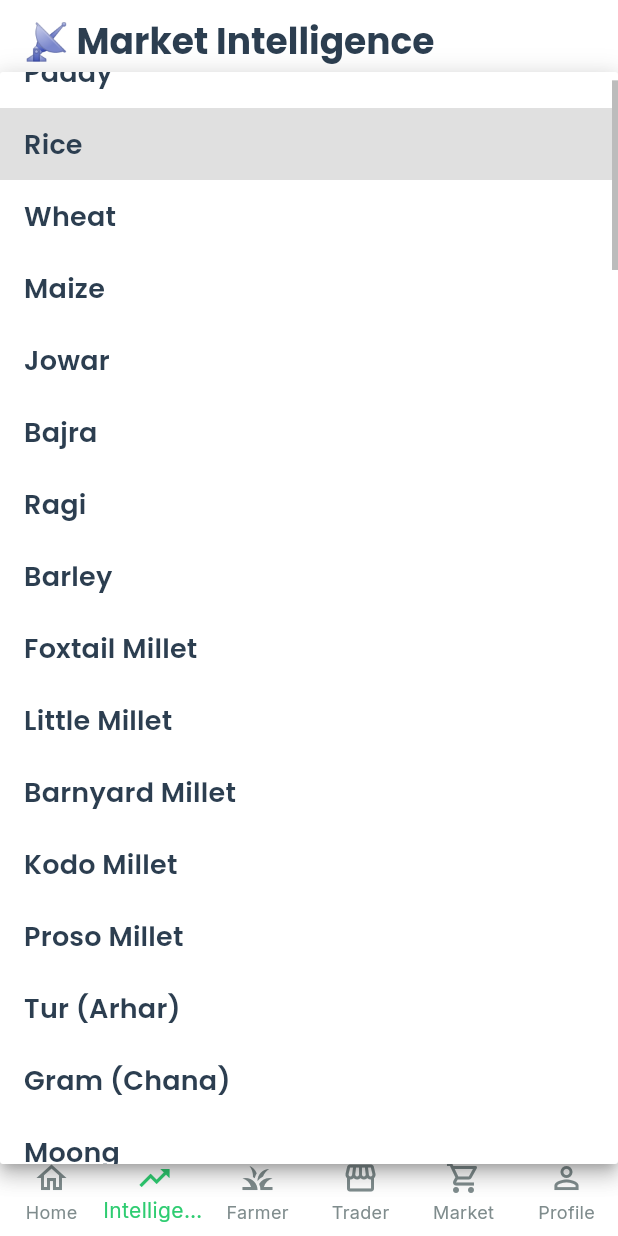
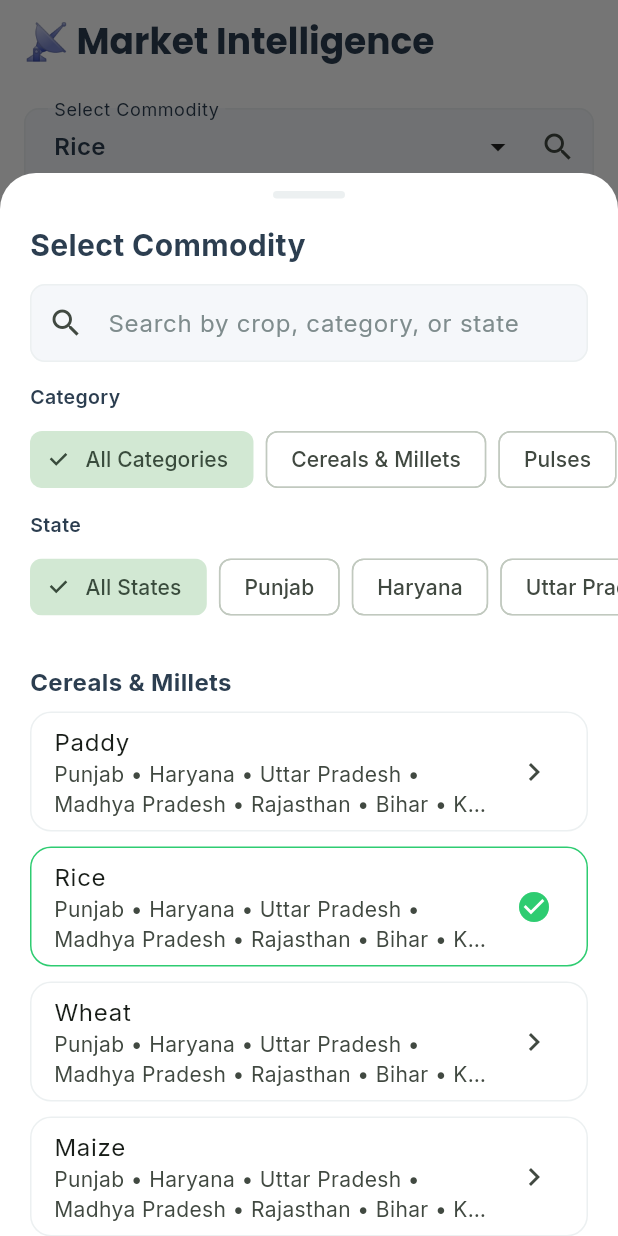
Before and after one commit to bixamtarala/corpplus, a Flutter app: the screen it shows after launch, item 2 of the bottom bar chosen, after a tap on "Rice", on a phone screen of 412 x 824 dp. Run offline on Flutter 3.47's test engine with Material 3 defaults, Android fonts, the phone set to English and light mode, and no system bars; our stand-ins replace dio, flutter_riverpod, google_fonts, shared_preferences.

Commit message:
Add searchable grouped commodity picker

```diff
--- a/mobile_app_flutter/lib/data/commodity_catalog.dart
+++ b/mobile_app_flutter/lib/data/commodity_catalog.dart
@@ -1,6 +1,42 @@
+class CommodityGroup {
+  const CommodityGroup({
+    required this.category,
+    required this.states,
+    required this.commodities,
+  });
+
+  final String category;
+  final List<String> states;
+  final List<String> commodities;
+}
+
+class CommodityEntry {
+  const CommodityEntry({
+    required this.name,
+    required this.category,
+    required this.states,
+  });
+
+  final String name;
+  final String category;
+  final List<String> states;
+}
+
 class CommodityCatalog {
-  static const List<String> all = [
-    // Cereals and millets
+  static const List<CommodityGroup> groups = [
+    CommodityGroup(
+      category: 'Cereals & Millets',
+      states: [
+        'Punjab',
+        'Haryana',
+        'Uttar Pradesh',
+        'Madhya Pradesh',
+        'Rajasthan',
+        'Bihar',
+        'Karnataka',
+        'Tamil Nadu',
+      ],
+      commodities: [
         'Paddy',
         'Rice',
         'Wheat',
@@ -14,8 +50,19 @@ class CommodityCatalog {
         'Barnyard Millet',
         'Kodo Millet',
         'Proso Millet',
-
-    // Pulses
+      ],
+    ),
+    CommodityGroup(
+      category: 'Pulses',
+      states: [
+        'Madhya Pradesh',
+        'Maharashtra',
+        'Rajasthan',
+        'Uttar Pradesh',
+        'Karnataka',
+        'Telangana',
+      ],
+      commodities: [
         'Tur (Arhar)',
         'Gram (Chana)',
         'Moong',
@@ -26,8 +73,19 @@ class CommodityCatalog {
         'Lobia (Cowpea)',
         'Horse Gram',
         'Moth Bean',
-
-    // Oilseeds
+      ],
+    ),
+    CommodityGroup(
+      category: 'Oilseeds',
+      states: [
+        'Gujarat',
+        'Madhya Pradesh',
+        'Rajasthan',
+        'Maharashtra',
+        'Karnataka',
+        'Telangana',
+      ],
+      commodities: [
         'Groundnut',
         'Soybean',
         'Mustard',
@@ -38,8 +96,19 @@ class CommodityCatalog {
         'Safflower',
         'Niger Seed',
         'Rapeseed',
-
-    // Vegetables
+      ],
+    ),
+    CommodityGroup(
+      category: 'Vegetables',
+      states: [
+        'Uttar Pradesh',
+        'West Bengal',
+        'Maharashtra',
+        'Karnataka',
+        'Tamil Nadu',
+        'Bihar',
+      ],
+      commodities: [
         'Potato',
         'Onion',
         'Tomato',
@@ -63,8 +132,20 @@ class CommodityCatalog {
         'Green Chilli',
         'Garlic',
         'Ginger',
-
-    // Fruits and plantation
+      ],
+    ),
+    CommodityGroup(
+      category: 'Fruits & Plantation',
+      states: [
+        'Maharashtra',
+        'Andhra Pradesh',
+        'Tamil Nadu',
+        'Karnataka',
+        'Kerala',
+        'Gujarat',
+        'Himachal Pradesh',
+      ],
+      commodities: [
         'Banana',
         'Mango',
         'Coconut',
@@ -81,8 +162,21 @@ class CommodityCatalog {
         'Tea',
         'Coffee',
         'Rubber',
-
-    // Spices and cash crops
+      ],
+    ),
+    CommodityGroup(
+      category: 'Spices & Commercial Crops',
+      states: [
+        'Gujarat',
+        'Rajasthan',
+        'Madhya Pradesh',
+        'Maharashtra',
+        'Karnataka',
+        'Kerala',
+        'West Bengal',
+        'Assam',
+      ],
+      commodities: [
         'Cotton',
         'Sugarcane',
         'Jute',
@@ -98,5 +192,53 @@ class CommodityCatalog {
         'Dry Chilli',
         'Tobacco',
         'Mesta',
+      ],
+    ),
   ];
+
+  static final List<CommodityEntry> entries = [
+    for (final group in groups)
+      for (final commodity in group.commodities)
+        CommodityEntry(
+          name: commodity,
+          category: group.category,
+          states: group.states,
+        ),
+  ];
+
+  static final List<String> all = [for (final entry in entries) entry.name];
+
+  static final List<String> categories = [for (final group in groups) group.category];
+
+  static final List<String> allStates = () {
+    final seen = <String>{};
+    final ordered = <String>[];
+    for (final group in groups) {
+      for (final state in group.states) {
+        if (seen.add(state)) {
+          ordered.add(state);
         }
+      }
+    }
+    return ordered;
+  }();
+
+  static List<CommodityEntry> search({
+    String query = '',
+    String? category,
+    String? state,
+  }) {
+    final normalizedQuery = query.trim().toLowerCase();
+
+    return entries.where((entry) {
+      final matchesCategory = category == null || entry.category == category;
+      final matchesState = state == null || entry.states.contains(state);
+      final matchesQuery = normalizedQuery.isEmpty ||
+          entry.name.toLowerCase().contains(normalizedQuery) ||
+          entry.category.toLowerCase().contains(normalizedQuery) ||
+          entry.states.any((item) => item.toLowerCase().contains(normalizedQuery));
+
+      return matchesCategory && matchesState && matchesQuery;
+    }).toList();
+  }
+}
--- a/mobile_app_flutter/lib/screens/intelligence_screen.dart
+++ b/mobile_app_flutter/lib/screens/intelligence_screen.dart
@@ -1,10 +1,17 @@
 import 'package:flutter/material.dart';
-import '../data/commodity_catalog.dart';
 import '../theme/app_theme.dart';
+import '../widgets/commodity_selector_field.dart';
 import 'price_insight_screen.dart';
 
-class IntelligenceScreen extends StatelessWidget {
+class IntelligenceScreen extends StatefulWidget {
   const IntelligenceScreen({super.key});
+
+  @override
+  State<IntelligenceScreen> createState() => _IntelligenceScreenState();
+}
+
+class _IntelligenceScreenState extends State<IntelligenceScreen> {
+  String _selectedCommodity = 'Rice';
 
   @override
   Widget build(BuildContext context) {
@@ -18,16 +25,14 @@ class IntelligenceScreen extends StatelessWidget {
           crossAxisAlignment: CrossAxisAlignment.start,
           children: [
             // Commodity Selector
-            DropdownButtonFormField<String>(
-              initialValue: 'Rice',
-              items: CommodityCatalog.all
-                  .map((e) => DropdownMenuItem(value: e, child: Text(e)))
-                  .toList(),
-              onChanged: (_) {},
-              decoration: InputDecoration(
-                labelText: 'Select Commodity',
-                border: OutlineInputBorder(borderRadius: BorderRadius.circular(10)),
-              ),
+            CommoditySelectorField(
+              value: _selectedCommodity,
+              labelText: 'Select Commodity',
+              onChanged: (value) {
+                setState(() {
+                  _selectedCommodity = value;
+                });
+              },
             ),
             const SizedBox(height: 24),
 
@@ -76,7 +81,7 @@ class IntelligenceScreen extends StatelessWidget {
                     onPressed: () {
                       Navigator.of(context).push(
                         MaterialPageRoute(
-                          builder: (_) => const PriceInsightScreen(),
+                          builder: (_) => PriceInsightScreen(initialCrop: _selectedCommodity),
                         ),
                       );
                     },
--- a/mobile_app_flutter/lib/screens/marketplace_screen.dart
+++ b/mobile_app_flutter/lib/screens/marketplace_screen.dart
@@ -6,6 +6,7 @@ import '../data/commodity_catalog.dart';
 import '../models/marketplace.dart';
 import '../providers/marketplace_provider.dart';
 import '../theme/app_theme.dart';
+import '../widgets/commodity_selector_field.dart';
 
 class MarketplaceScreen extends ConsumerStatefulWidget {
   const MarketplaceScreen({super.key});
@@ -67,20 +68,14 @@ class _MarketplaceScreenState extends ConsumerState<MarketplaceScreen>
           child: Row(
             children: [
               Expanded(
-                child: DropdownButtonFormField<String>(
-                  initialValue: _selectedCrop,
-                  items: CommodityCatalog.all
-                      .map((crop) => DropdownMenuItem<String>(value: crop, child: Text(crop)))
-                      .toList(),
+                child: CommoditySelectorField(
+                  value: _selectedCrop,
+                  labelText: 'Crop',
                   onChanged: (value) {
-                    if (value == null) {
-                      return;
-                    }
                     setState(() {
                       _selectedCrop = value;
                     });
                   },
-                  decoration: const InputDecoration(labelText: 'Crop'),
                 ),
               ),
               const SizedBox(width: 12),
--- a/mobile_app_flutter/lib/screens/price_insight_screen.dart
+++ b/mobile_app_flutter/lib/screens/price_insight_screen.dart
@@ -6,16 +6,19 @@ import '../data/commodity_catalog.dart';
 import '../models/price_insight.dart';
 import '../providers/api_providers.dart';
 import '../theme/app_theme.dart';
+import '../widgets/commodity_selector_field.dart';
 
 class PriceInsightScreen extends ConsumerStatefulWidget {
-  const PriceInsightScreen({super.key});
+  const PriceInsightScreen({super.key, this.initialCrop});
+
+  final String? initialCrop;
 
   @override
   ConsumerState<PriceInsightScreen> createState() => _PriceInsightScreenState();
 }
 
 class _PriceInsightScreenState extends ConsumerState<PriceInsightScreen> {
-  static const List<String> _crops = CommodityCatalog.all;
+  static final List<String> _crops = CommodityCatalog.all;
   static const List<String> _states = ['Tamil Nadu', 'Punjab', 'Karnataka'];
 
   final TextEditingController _quantityController = TextEditingController(text: '500');
@@ -23,6 +26,15 @@ class _PriceInsightScreenState extends ConsumerState<PriceInsightScreen> {
   String _selectedState = _states.first;
   bool _isLoading = false;
   PriceInsight? _insight;
+
+  @override
+  void initState() {
+    super.initState();
+    final initialCrop = widget.initialCrop;
+    if (initialCrop != null && _crops.contains(initialCrop)) {
+      _selectedCrop = initialCrop;
+    }
+  }
 
   Future<void> _fetchInsight() async {
     final quantity = double.tryParse(_quantityController.text.trim());
@@ -128,17 +140,10 @@ class _PriceInsightScreenState extends ConsumerState<PriceInsightScreen> {
             style: TextStyle(fontSize: 18, fontWeight: FontWeight.bold),
           ),
           const SizedBox(height: 16),
-          DropdownButtonFormField<String>(
-            initialValue: _selectedCrop,
-            items: _crops
-                .map((crop) => DropdownMenuItem<String>(value: crop, child: Text(crop)))
-                .toList(),
-            decoration: const InputDecoration(labelText: 'Crop'),
+          CommoditySelectorField(
+            value: _selectedCrop,
+            labelText: 'Crop',
             onChanged: (value) {
-              if (value == null) {
-                return;
-              }
-
               setState(() {
                 _selectedCrop = value;
               });
--- /dev/null
+++ b/mobile_app_flutter/lib/widgets/commodity_selector_field.dart
@@ -0,0 +1,275 @@
+import 'package:flutter/material.dart';
+
+import '../data/commodity_catalog.dart';
+import '../theme/app_theme.dart';
+
+class CommoditySelectorField extends StatelessWidget {
+  const CommoditySelectorField({
+    super.key,
+    required this.value,
+    required this.onChanged,
+    required this.labelText,
+  });
+
+  final String value;
+  final ValueChanged<String> onChanged;
+  final String labelText;
+
+  @override
+  Widget build(BuildContext context) {
+    return InkWell(
+      borderRadius: BorderRadius.circular(10),
+      onTap: () async {
+        final selected = await showModalBottomSheet<String>(
+          context: context,
+          isScrollControlled: true,
+          backgroundColor: Colors.transparent,
+          builder: (_) => _CommodityPickerSheet(initialValue: value),
+        );
+
+        if (selected != null && selected != value) {
+          onChanged(selected);
+        }
+      },
+      child: InputDecorator(
+        decoration: InputDecoration(
+          labelText: labelText,
+          border: OutlineInputBorder(borderRadius: BorderRadius.circular(10)),
+          suffixIcon: const Icon(Icons.search),
+        ),
+        child: Row(
+          children: [
+            Expanded(
+              child: Text(
+                value,
+                style: const TextStyle(fontSize: 16, fontWeight: FontWeight.w600),
+              ),
+            ),
+            const Icon(Icons.arrow_drop_down),
+          ],
+        ),
+      ),
+    );
+  }
+}
+
+class _CommodityPickerSheet extends StatefulWidget {
+  const _CommodityPickerSheet({required this.initialValue});
+
+  final String initialValue;
+
+  @override
+  State<_CommodityPickerSheet> createState() => _CommodityPickerSheetState();
+}
+
+class _CommodityPickerSheetState extends State<_CommodityPickerSheet> {
+  static const String _allCategories = 'All Categories';
+  static const String _allStates = 'All States';
+
+  final TextEditingController _searchController = TextEditingController();
+  String _selectedCategory = _allCategories;
+  String _selectedState = _allStates;
+
+  @override
+  void dispose() {
+    _searchController.dispose();
+    super.dispose();
+  }
+
+  @override
+  Widget build(BuildContext context) {
+    final filteredEntries = CommodityCatalog.search(
+      query: _searchController.text,
+      category: _selectedCategory == _allCategories ? null : _selectedCategory,
+      state: _selectedState == _allStates ? null : _selectedState,
+    );
+
+    final groupedEntries = <String, List<CommodityEntry>>{};
+    for (final entry in filteredEntries) {
+      groupedEntries.putIfAbsent(entry.category, () => []).add(entry);
+    }
+
+    final mediaQuery = MediaQuery.of(context);
+
+    return SafeArea(
+      child: Padding(
+        padding: EdgeInsets.only(top: mediaQuery.size.height * 0.08),
+        child: Material(
+          color: Colors.white,
+          borderRadius: const BorderRadius.vertical(top: Radius.circular(24)),
+          child: SizedBox(
+            height: mediaQuery.size.height * 0.86,
+            child: Column(
+              children: [
+                const SizedBox(height: 12),
+                Container(
+                  width: 48,
+                  height: 5,
+                  decoration: BoxDecoration(
+                    color: AppTheme.lightGray,
+                    borderRadius: BorderRadius.circular(999),
+                  ),
+                ),
+                const SizedBox(height: 16),
+                const Padding(
+                  padding: EdgeInsets.symmetric(horizontal: 20),
+                  child: Row(
+                    children: [
+                      Expanded(
+                        child: Text(
+                          'Select Commodity',
+                          style: TextStyle(fontSize: 20, fontWeight: FontWeight.bold),
+                        ),
+                      ),
+                    ],
+                  ),
+                ),
+                const SizedBox(height: 12),
+                Padding(
+                  padding: const EdgeInsets.symmetric(horizontal: 20),
+                  child: TextField(
+                    controller: _searchController,
+                    onChanged: (_) => setState(() {}),
+                    decoration: InputDecoration(
+                      hintText: 'Search by crop, category, or state',
+                      prefixIcon: const Icon(Icons.search),
+                      border: OutlineInputBorder(
+                        borderRadius: BorderRadius.circular(14),
+                      ),
+                    ),
+                  ),
+                ),
+                const SizedBox(height: 14),
+                _FilterChipRow(
+                  title: 'Category',
+                  values: [_allCategories, ...CommodityCatalog.categories],
+                  selectedValue: _selectedCategory,
+                  onSelected: (value) {
+                    setState(() {
+                      _selectedCategory = value;
+                    });
+                  },
+                ),
+                const SizedBox(height: 10),
+                _FilterChipRow(
+                  title: 'State',
+                  values: [_allStates, ...CommodityCatalog.allStates],
+                  selectedValue: _selectedState,
+                  onSelected: (value) {
+                    setState(() {
+                      _selectedState = value;
+                    });
+                  },
+                ),
+                const SizedBox(height: 12),
+                Expanded(
+                  child: groupedEntries.isEmpty
+                      ? const Center(
+                          child: Text(
+                            'No commodities match this search.',
+                            style: TextStyle(color: AppTheme.lightText),
+                          ),
+                        )
+                      : ListView(
+                          padding: const EdgeInsets.fromLTRB(20, 0, 20, 24),
+                          children: [
+                            for (final category in CommodityCatalog.categories)
+                              if (groupedEntries.containsKey(category)) ...[
+                                Padding(
+                                  padding: const EdgeInsets.only(top: 16, bottom: 8),
+                                  child: Text(
+                                    category,
+                                    style: const TextStyle(
+                                      fontSize: 16,
+                                      fontWeight: FontWeight.bold,
+                                    ),
+                                  ),
+                                ),
+                                for (final entry in groupedEntries[category]!)
+                                  Card(
+                                    margin: const EdgeInsets.only(bottom: 10),
+                                    elevation: 0,
+                                    shape: RoundedRectangleBorder(
+                                      borderRadius: BorderRadius.circular(14),
+                                      side: BorderSide(
+                                        color: entry.name == widget.initialValue
+                                            ? AppTheme.primaryGreen
+                                            : AppTheme.lightGray,
+                                      ),
+                                    ),
+                                    child: ListTile(
+                                      onTap: () => Navigator.of(context).pop(entry.name),
+                                      title: Text(entry.name),
+                                      subtitle: Text(
+                                        entry.states.join(' • '),
+                                        maxLines: 2,
+                                        overflow: TextOverflow.ellipsis,
+                                      ),
+                                      trailing: entry.name == widget.initialValue
+                                          ? const Icon(
+                                              Icons.check_circle,
+                                              color: AppTheme.primaryGreen,
+                                            )
+                                          : const Icon(Icons.chevron_right),
+                                    ),
+                                  ),
+                              ],
+                          ],
+                        ),
+                ),
+              ],
+            ),
+          ),
+        ),
+      ),
+    );
+  }
+}
+
+class _FilterChipRow extends StatelessWidget {
+  const _FilterChipRow({
+    required this.title,
+    required this.values,
+    required this.selectedValue,
+    required this.onSelected,
+  });
+
+  final String title;
+  final List<String> values;
+  final String selectedValue;
+  final ValueChanged<String> onSelected;
+
+  @override
+  Widget build(BuildContext context) {
+    return Column(
+      crossAxisAlignment: CrossAxisAlignment.start,
+      children: [
+        Padding(
+          padding: const EdgeInsets.symmetric(horizontal: 20),
+          child: Text(
+            title,
+            style: const TextStyle(fontSize: 13, fontWeight: FontWeight.w600),
+          ),
+        ),
+        const SizedBox(height: 8),
+        SingleChildScrollView(
+          scrollDirection: Axis.horizontal,
+          padding: const EdgeInsets.symmetric(horizontal: 20),
+          child: Row(
+            children: [
+              for (final value in values)
+                Padding(
+                  padding: const EdgeInsets.only(right: 8),
+                  child: ChoiceChip(
+                    label: Text(value),
+                    selected: selectedValue == value,
+                    onSelected: (_) => onSelected(value),
+                  ),
+                ),
+            ],
+          ),
+        ),
+      ],
+    );
+  }
+}
```
Lines whose indentation alone changed are shown as unchanged.
